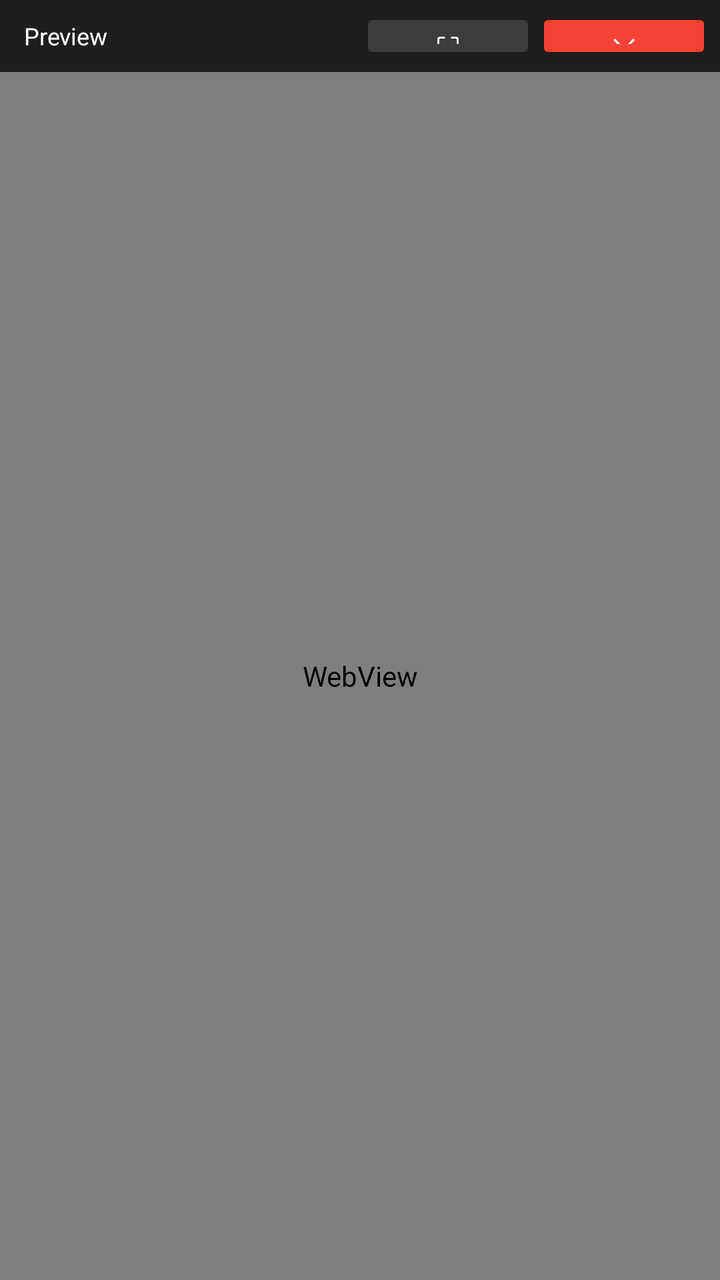
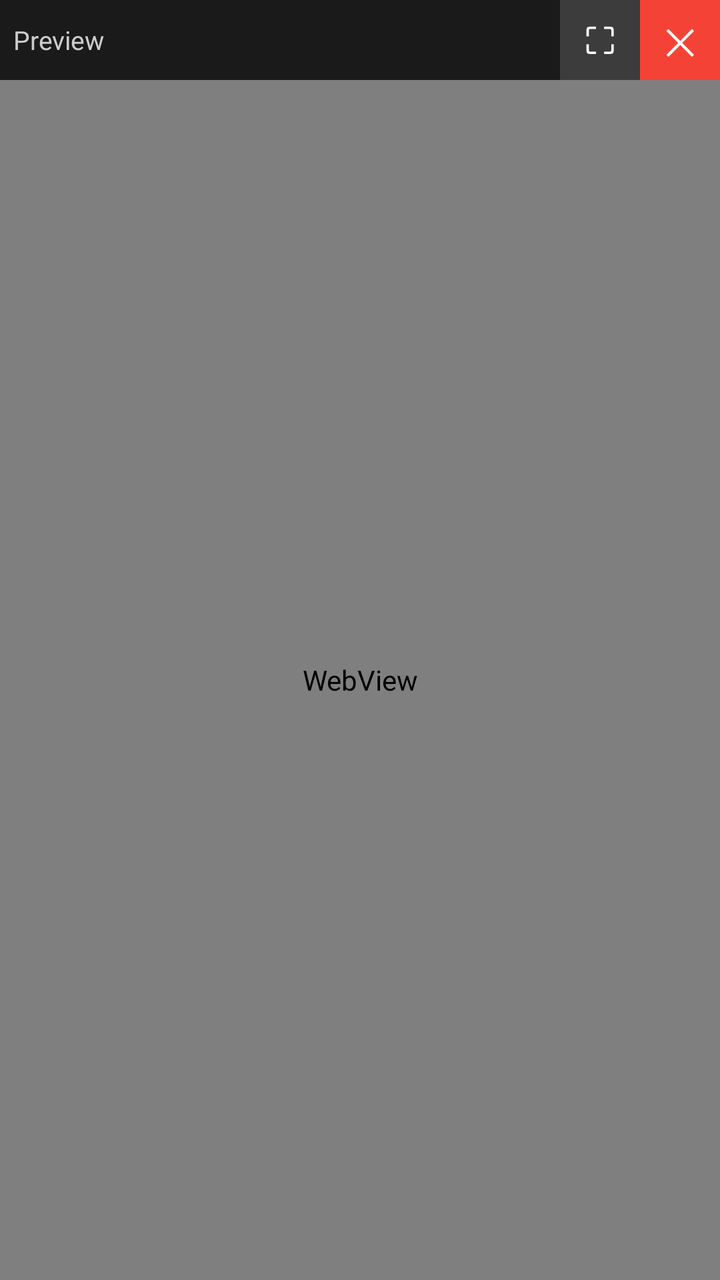

Before-and-after screenshots of an Android layout around one commit, followed by the original layout XML and the change that was made.
<!-- AndroidManifest.xml: application theme Theme.AppCompat.DayNight.NoActionBar -->
<!-- res/layout/floating_preview.xml -->
<?xml version="1.0" encoding="utf-8"?>
<androidx.constraintlayout.widget.ConstraintLayout
    xmlns:android="http://schemas.android.com/apk/res/android"
    xmlns:app="http://schemas.android.com/apk/res-auto"
    android:layout_width="300dp"
    android:layout_height="250dp"
    android:background="#2D2D2D">

    <LinearLayout
        android:id="@+id/previewToolbar"
        android:layout_width="0dp"
        android:layout_height="36dp"
        android:background="#1E1E1E"
        android:orientation="horizontal"
        android:padding="4dp"
        app:layout_constraintTop_toTopOf="parent"
        app:layout_constraintStart_toStartOf="parent"
        app:layout_constraintEnd_toEndOf="parent">

        <TextView
            android:layout_width="0dp"
            android:layout_height="match_parent"
            android:layout_weight="1"
            android:text="Preview"
            android:textColor="#FFFFFF"
            android:textSize="12sp"
            android:gravity="center_vertical"
            android:paddingStart="8dp"/>

        <Button
            android:id="@+id/btnFullscreen"
            android:layout_width="wrap_content"
            android:layout_height="match_parent"
            android:text="⛶"
            android:textSize="14sp"
            android:backgroundTint="#3C3C3C"
            android:textColor="#FFFFFF"/>

        <Button
            android:id="@+id/btnClose"
            android:layout_width="wrap_content"
            android:layout_height="match_parent"
            android:text="✕"
            android:textSize="14sp"
            android:backgroundTint="#F44336"
            android:textColor="#FFFFFF"/>

    </LinearLayout>

    <WebView
        android:id="@+id/previewWebView"
        android:layout_width="0dp"
        android:layout_height="0dp"
        app:layout_constraintTop_toBottomOf="@id/previewToolbar"
        app:layout_constraintBottom_toBottomOf="parent"
        app:layout_constraintStart_toStartOf="parent"
        app:layout_constraintEnd_toEndOf="parent"/>

</androidx.constraintlayout.widget.ConstraintLayout>
<!-- resources referenced by this layout -->
<resources>

</resources>

<!-- the commit's change to res/layout/floating_preview.xml (unified diff, before → after) -->
@@ -2,17 +2,17 @@
 <androidx.constraintlayout.widget.ConstraintLayout
     xmlns:android="http://schemas.android.com/apk/res/android"
     xmlns:app="http://schemas.android.com/apk/res-auto"
-    android:layout_width="300dp"
-    android:layout_height="250dp"
+    android:layout_width="match_parent"
+    android:layout_height="match_parent"
     android:background="#2D2D2D">
 
     <LinearLayout
         android:id="@+id/previewToolbar"
         android:layout_width="0dp"
-        android:layout_height="36dp"
-        android:background="#1E1E1E"
+        android:layout_height="40dp"
+        android:background="#1A1A1A"
         android:orientation="horizontal"
-        android:padding="4dp"
+        android:gravity="center_vertical"
         app:layout_constraintTop_toTopOf="parent"
         app:layout_constraintStart_toStartOf="parent"
         app:layout_constraintEnd_toEndOf="parent">
@@ -21,29 +21,30 @@
             android:layout_width="0dp"
             android:layout_height="match_parent"
             android:layout_weight="1"
-            android:text="Preview"
+            android:text="  Preview"
+            android:textColor="#CCCCCC"
+            android:textSize="13sp"
+            android:gravity="center_vertical"/>
+
+        <TextView
+            android:id="@+id/btnFullscreen"
+            android:layout_width="40dp"
+            android:layout_height="40dp"
+            android:text="⛶"
+            android:textSize="18sp"
             android:textColor="#FFFFFF"
-            android:textSize="12sp"
-            android:gravity="center_vertical"
-            android:paddingStart="8dp"/>
+            android:gravity="center"
+            android:background="#3C3C3C"/>
 
-        <Button
-            android:id="@+id/btnFullscreen"
-            android:layout_width="wrap_content"
-            android:layout_height="match_parent"
-            android:text="⛶"
-            android:textSize="14sp"
-            android:backgroundTint="#3C3C3C"
-            android:textColor="#FFFFFF"/>
-
-        <Button
+        <TextView
             android:id="@+id/btnClose"
-            android:layout_width="wrap_content"
-            android:layout_height="match_parent"
+            android:layout_width="40dp"
+            android:layout_height="40dp"
             android:text="✕"
-            android:textSize="14sp"
-            android:backgroundTint="#F44336"
-            android:textColor="#FFFFFF"/>
+            android:textSize="18sp"
+            android:textColor="#FFFFFF"
+            android:gravity="center"
+            android:background="#F44336"/>
 
     </LinearLayout>
 
